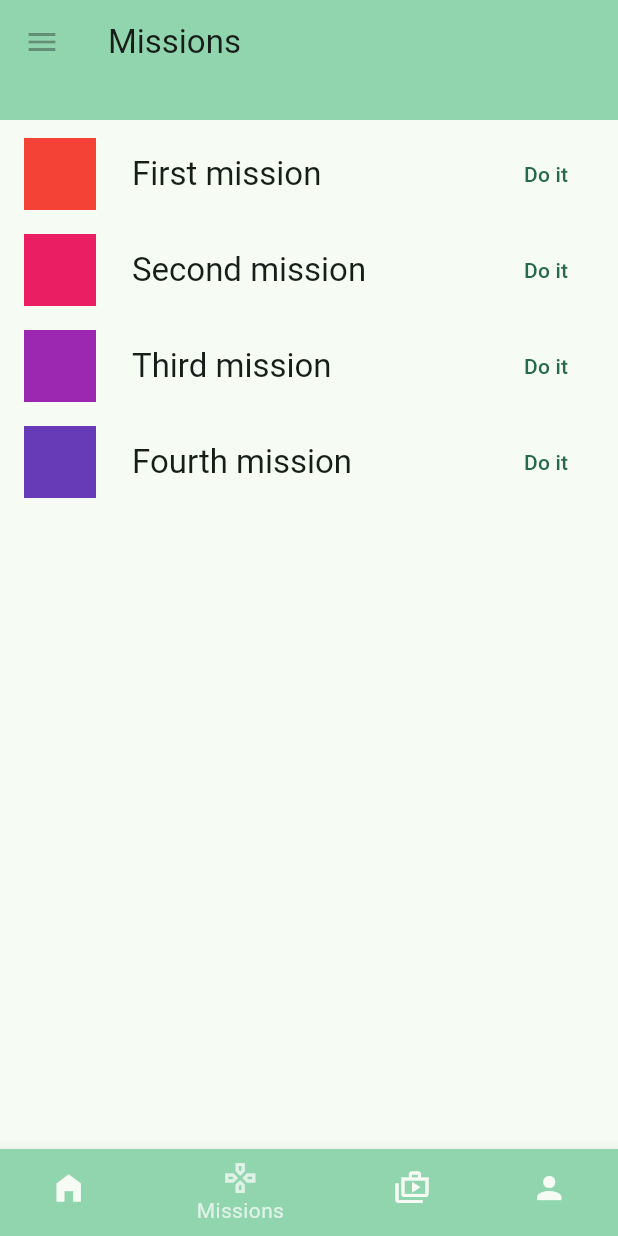
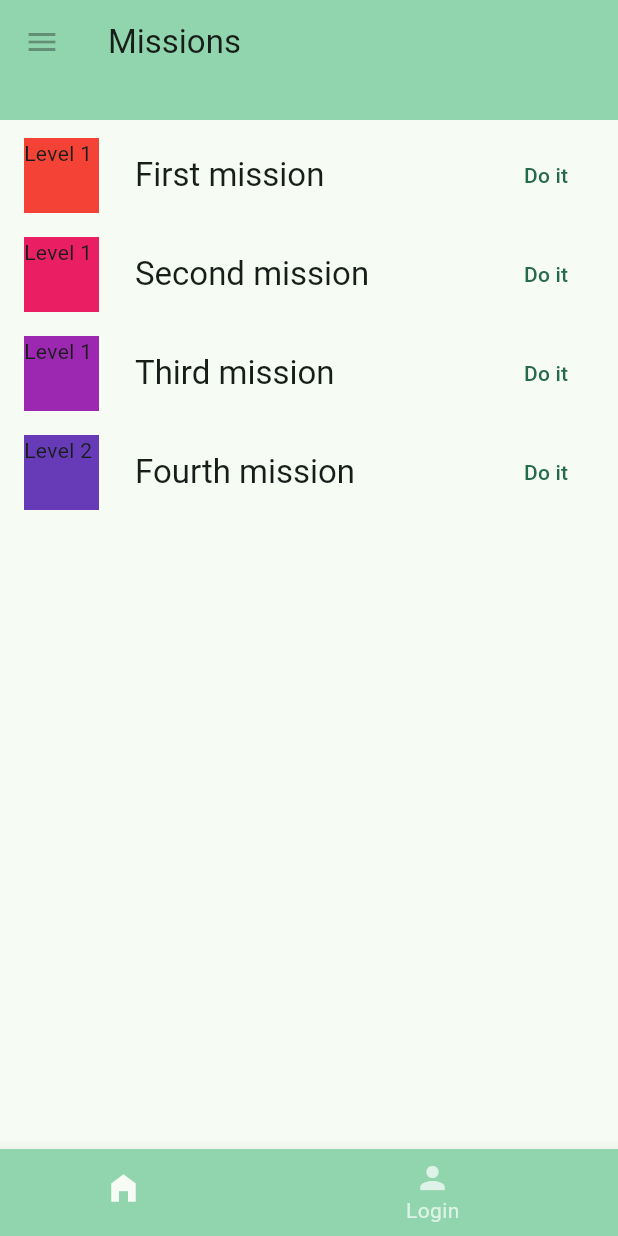
Before and after one commit to bjorkroth/drivr, a Flutter app: the MissionsScreen screen opened by its route, on a phone screen of 412 x 824 dp. Run offline on Flutter 3.47's test engine with Material 2 defaults, Android fonts, the phone set to English and light mode, and no system bars; our stand-ins replace go_router.

Commit message:
Level added to user profile Only available missions are shown Menu items only available to logged in users

```diff
--- a/lib/data/missionList.dart
+++ b/lib/data/missionList.dart
@@ -6,6 +6,9 @@ class MissionsList {
     MissionModel(1,'Second mission', 1, false),
     MissionModel(2,'Third mission', 1, false),
     MissionModel(3,'Fourth mission', 2, false),
+    MissionModel(3,'Fifth mission', 3, false),
+    MissionModel(3,'Sixth mission', 4, false),
+    MissionModel(3,'Seventh mission', 5, false),
   ];
 
   MissionModel getById(int id) => missions.firstWhere((mission) => mission.id == id);
@@ -15,4 +18,6 @@ class MissionsList {
   }
 
   int getNumberOfMissions() => missions.length;
+
+  int getNumberOfMissionsForCurrentPlayerLevel(int userLevel) => missions.where((mission) => userLevel >= mission.level).length;
 }
--- a/lib/models/profile_model.dart
+++ b/lib/models/profile_model.dart
@@ -6,6 +6,8 @@ class ProfileModel extends ChangeNotifier {
 
   bool _isLoggedin = false;
   bool get isLoggedIn => _isLoggedin;
+
+  int get currentLevel => 2;
 
   void setName(String name){
     _name = name;
--- a/lib/screens/missions_screen.dart
+++ b/lib/screens/missions_screen.dart
@@ -1,6 +1,7 @@
 import 'package:drivr/data/missionList.dart';
 import 'package:provider/provider.dart';
 
+import '../models/profile_model.dart';
 import '../widgets/drivr_bottom_bar.dart';
 import 'package:flutter/material.dart';
 import '../widgets/drivr_app_bar.dart';
@@ -11,7 +12,8 @@ class MissionsScreen extends StatelessWidget{
 
   @override
   Widget build(BuildContext context) {
-    var numberOfMissions = context.read<MissionsList>().getNumberOfMissions();
+    var playerLevel = context.read<ProfileModel>().currentLevel;
+    var numberOfMissions = context.read<MissionsList>().getNumberOfMissionsForCurrentPlayerLevel(playerLevel);
 
     return Scaffold (
       appBar: DrivrAppBar(
--- a/lib/screens/profile_screen.dart
+++ b/lib/screens/profile_screen.dart
@@ -23,7 +23,12 @@ class ProfileScreen extends StatelessWidget{
               ),
               Consumer<ProfileModel>(builder: (context,profile,child){
                 if(profile.isLoggedIn){
-                  return Text('Profile name ${profile.name}', style: const TextStyle(fontWeight: FontWeight.bold));
+                  return Column(
+                    children: [
+                      Text('Profile name ${profile.name}', style: const TextStyle(fontWeight: FontWeight.bold)),
+                      Text('Current level: ${profile.currentLevel}')
+                    ],
+                  );
                 }
                 return const Column(children: [ Text('User is not logged in', style: TextStyle(fontWeight: FontWeight.bold))]);
               }),
--- a/lib/widgets/drivr_bottom_bar.dart
+++ b/lib/widgets/drivr_bottom_bar.dart
@@ -1,5 +1,8 @@
 import 'package:flutter/material.dart';
 import 'package:go_router/go_router.dart';
+import 'package:provider/provider.dart';
+
+import '../models/profile_model.dart';
 
 class DrivrBottomBar extends StatelessWidget{
   DrivrBottomBar({super.key, required this.menuBarSelectedItem});
@@ -8,6 +11,8 @@ class DrivrBottomBar extends StatelessWidget{
 
   @override
   Widget build(BuildContext context) {
+    var playerIsLoggedIn = context.read<ProfileModel>().isLoggedIn;
+
     final List<String> pageUrls = [
       '/home',
       '/missions',
@@ -16,19 +21,27 @@ class DrivrBottomBar extends StatelessWidget{
     ];
 
     void onItemTapped(int index){
-      debugPrint('bottom bar index is now $menuBarSelectedItem');
+      if(playerIsLoggedIn == false){
+        context.go('/login');
+        return;
+      }
+
       context.go(pageUrls[index]);
     }
 
-    return Stack(
-      children: <Widget>[
-        BottomNavigationBar(
-            type: BottomNavigationBarType.shifting,
-            showSelectedLabels: true,
-            selectedItemColor: Colors.white70,
-            currentIndex: menuBarSelectedItem,
-            onTap: onItemTapped,
-            items: <BottomNavigationBarItem>[
+    var menuItems = <BottomNavigationBarItem>[
+      BottomNavigationBarItem(
+        icon: const Icon(Icons.home_filled),
+        label: 'Home',
+        backgroundColor: Theme.of(context).colorScheme.inversePrimary),
+      BottomNavigationBarItem(
+          icon: const Icon(Icons.person),
+          label: 'Login',
+          backgroundColor: Theme.of(context).colorScheme.inversePrimary)
+    ];
+
+    if(playerIsLoggedIn){
+      var loggedInMenuItems = <BottomNavigationBarItem>[
         BottomNavigationBarItem(
           icon: const Icon(Icons.home_filled),
           label: 'Home',
@@ -45,7 +58,20 @@ class DrivrBottomBar extends StatelessWidget{
             icon: const Icon(Icons.person),
             label: 'Profile',
             backgroundColor: Theme.of(context).colorScheme.inversePrimary),
-            ]
+      ];
+
+      menuItems = loggedInMenuItems;
+    }
+
+    return Stack(
+      children: <Widget>[
+        BottomNavigationBar(
+            type: BottomNavigationBarType.shifting,
+            showSelectedLabels: true,
+            selectedItemColor: Colors.white70,
+            currentIndex: menuBarSelectedItem,
+            onTap: onItemTapped,
+            items: menuItems,
         ),
       ],
     );
--- a/lib/widgets/missionListItem.dart
+++ b/lib/widgets/missionListItem.dart
@@ -1,3 +1,4 @@
+import 'package:drivr/models/profile_model.dart';
 import '../data/missionList.dart';
 import '../models/mission_model.dart';
 import 'package:flutter/material.dart';
@@ -10,32 +11,52 @@ class MissionListItem extends StatelessWidget{
 
   @override
   Widget build(BuildContext context){
+    var playerLevel = context.read<ProfileModel>().currentLevel;
+
     var item = context.select<MissionsList, MissionModel>(
         (missions) => missions.getByPosition(index),
     );
 
     var textTheme = Theme.of(context).textTheme.titleLarge;
+    var actionButtonTextAvailable = const Text('Do it');
+    var actionButton = TextButton(
+      onPressed: () {  },
+      child: actionButtonTextAvailable);
+    var unAvailableButtonStyle = const TextStyle(color: Colors.grey);
+    var unAvailableStyle = const TextStyle(color: Colors.grey, fontSize: 20);
+    var actionButtonTextNotAvailable = Text('Not available', style: unAvailableButtonStyle);
+
+    late Widget action;
+    late TextStyle titleTextStyle;
+    if(playerLevel >= item.level){
+      action = actionButton;
+      titleTextStyle = textTheme ?? unAvailableStyle;
+    } else{
+      action = actionButtonTextNotAvailable;
+      titleTextStyle = unAvailableStyle;
+    }
 
     return Padding(
       padding: const EdgeInsets.symmetric(horizontal: 16, vertical: 8),
       child: LimitedBox(
-        maxHeight: 48,
+        maxHeight: 50,
         child: Row(
           children: [
             AspectRatio(
               aspectRatio: 1,
               child: Container(
                 color: item.color,
+                child: Text('Level ${item.level.toString()}'),
               ),
             ),
             const SizedBox(width: 24),
-            Expanded(child: Text(
-              item.name, style: textTheme,
-            )),
+            Expanded(child:
+                Text(
+                  item.name, style: titleTextStyle,
+                ),
+            ),
           const SizedBox(width: 24),
-          TextButton(
-            onPressed: () {  },
-            child: const Text('Do it'),)
+            action
           ],
         ),
       ),
```
Lines whose indentation alone changed are shown as unchanged.
